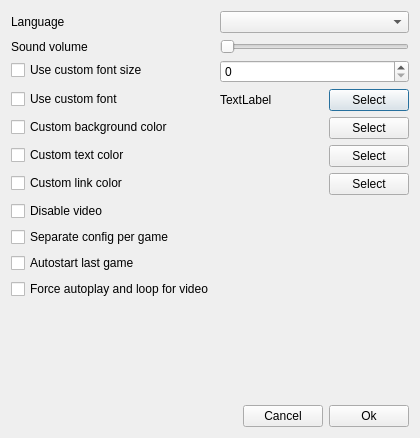
This is optionsdialog.ui in Sonnix1/Qqsp as Qt 5 draws it before an edit. The edited form follows.
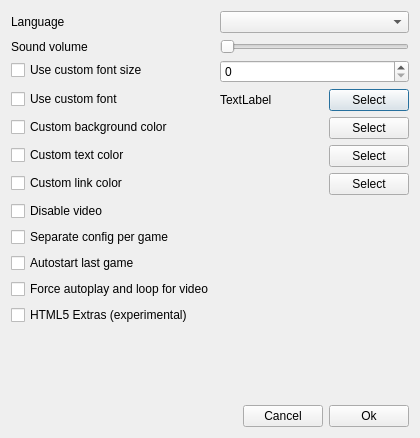
This is the edited form.

```diff
--- a/optionsdialog.ui
+++ b/optionsdialog.ui
@@ -297,6 +297,13 @@
        </property>
       </widget>
      </item>
+     <item row="11" column="0">
+      <widget class="QCheckBox" name="checkBox_HTML5Extras">
+       <property name="text">
+        <string>HTML5 Extras (experimental)</string>
+       </property>
+      </widget>
+     </item>
     </layout>
    </item>
    <item>
```
